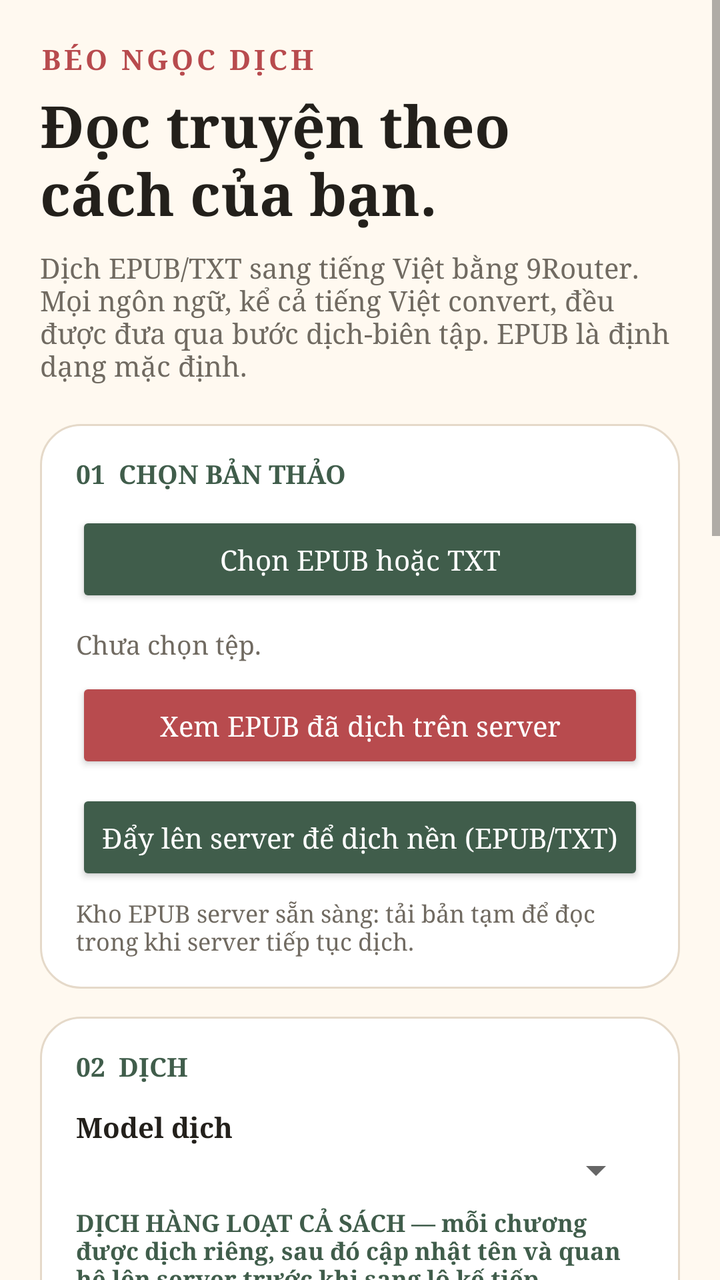
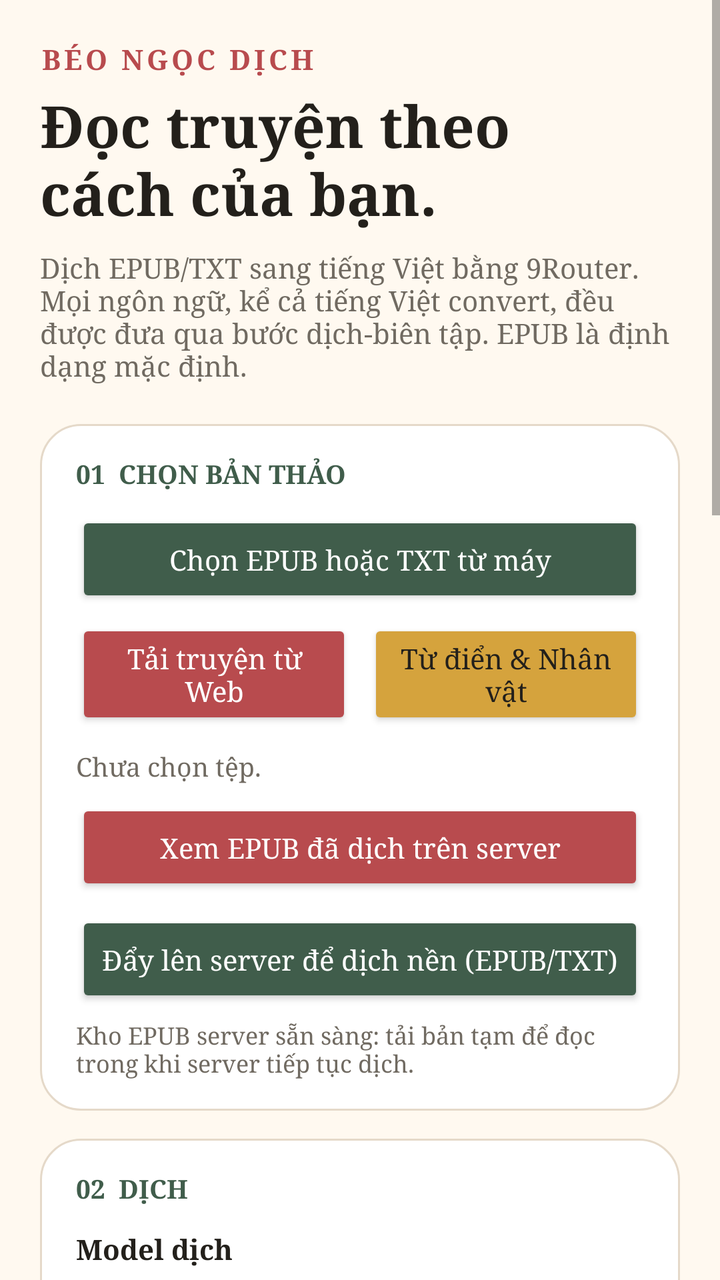

Before-and-after screenshots of an Android layout around one commit, followed by the original layout XML and the change that was made.
<!-- AndroidManifest.xml: application theme Theme.TruyenDich -->
<!-- res/layout/activity_main.xml -->
<?xml version="1.0" encoding="utf-8"?>
<ScrollView xmlns:android="http://schemas.android.com/apk/res/android"
    android:layout_width="match_parent"
    android:layout_height="match_parent"
    android:background="@color/cream"
    android:fillViewport="true">

    <LinearLayout
        android:layout_width="match_parent"
        android:layout_height="wrap_content"
        android:orientation="vertical"
        android:padding="20dp">

        <TextView
            android:layout_width="wrap_content"
            android:layout_height="wrap_content"
            android:fontFamily="serif"
            android:text="BÉO NGỌC DỊCH"
            android:textColor="@color/coral"
            android:textSize="14sp"
            android:textStyle="bold"
            android:letterSpacing="0.12" />

        <TextView
            android:layout_width="match_parent"
            android:layout_height="wrap_content"
            android:layout_marginTop="4dp"
            android:fontFamily="serif"
            android:text="Đọc truyện theo\ncách của bạn."
            android:textColor="@color/ink"
            android:textSize="29sp"
            android:textStyle="bold" />

        <TextView
            android:layout_width="match_parent"
            android:layout_height="wrap_content"
            android:layout_marginTop="8dp"
                android:text="Dịch EPUB/TXT sang tiếng Việt bằng 9Router. Mọi ngôn ngữ, kể cả tiếng Việt convert, đều được đưa qua bước dịch-biên tập. EPUB là định dạng mặc định."
            android:textColor="@color/muted"
            android:textSize="14sp" />

        <LinearLayout
            android:layout_width="match_parent"
            android:layout_height="wrap_content"
            android:layout_marginTop="20dp"
            android:background="@drawable/bg_card"
            android:orientation="vertical">

            <TextView
                android:layout_width="wrap_content"
                android:layout_height="wrap_content"
                android:text="01  CHỌN BẢN THẢO"
                android:textColor="@color/sage"
                android:textSize="13sp"
                android:textStyle="bold" />

            <Button
                android:id="@+id/selectFileButton"
                android:layout_width="match_parent"
                android:layout_height="wrap_content"
                android:layout_marginTop="10dp"
                android:backgroundTint="@color/sage"
                android:text="Chọn EPUB hoặc TXT"
                android:textAllCaps="false"
                android:textColor="@color/paper" />

            <TextView
                android:id="@+id/fileNameText"
                android:layout_width="match_parent"
                android:layout_height="wrap_content"
                android:layout_marginTop="10dp"
                android:text="Chưa chọn tệp."
                android:textColor="@color/muted"
                android:textSize="13sp" />

            <Button
                android:id="@+id/serverEpubButton"
                android:layout_width="match_parent"
                android:layout_height="wrap_content"
                android:layout_marginTop="8dp"
                android:backgroundTint="@color/coral"
                android:text="Xem EPUB đã dịch trên server"
                android:textAllCaps="false"
                android:textColor="@color/paper" />

            <Button
                android:id="@+id/uploadServerButton"
                android:layout_width="match_parent"
                android:layout_height="wrap_content"
                android:layout_marginTop="8dp"
                android:backgroundTint="@color/sage"
                android:text="Đẩy lên server để dịch nền (EPUB/TXT)"
                android:textAllCaps="false"
                android:textColor="@color/paper" />

            <TextView
                android:id="@+id/serverEpubText"
                android:layout_width="match_parent"
                android:layout_height="wrap_content"
                android:layout_marginTop="6dp"
                android:text="Kho EPUB server sẵn sàng: tải bản tạm để đọc trong khi server tiếp tục dịch."
                android:textColor="@color/muted"
                android:textSize="12sp" />
        </LinearLayout>

        <LinearLayout
            android:layout_width="match_parent"
            android:layout_height="wrap_content"
            android:layout_marginTop="14dp"
            android:background="@drawable/bg_card"
            android:orientation="vertical">

            <TextView
                android:layout_width="wrap_content"
                android:layout_height="wrap_content"
                android:text="02  DỊCH"
                android:textColor="@color/sage"
                android:textSize="13sp"
                android:textStyle="bold" />

            <TextView
                android:layout_width="wrap_content"
                android:layout_height="wrap_content"
                android:layout_marginTop="12dp"
                android:text="Model dịch"
                android:textColor="@color/ink"
                android:textStyle="bold" />

            <Spinner
                android:id="@+id/modelSpinner"
                android:layout_width="match_parent"
                android:layout_height="wrap_content" />

            <TextView
                android:layout_width="match_parent"
                android:layout_height="wrap_content"
                android:layout_marginTop="6dp"
                android:text="DỊCH HÀNG LOẠT CẢ SÁCH — mỗi chương được dịch riêng, sau đó cập nhật tên và quan hệ lên server trước khi sang lô kế tiếp."
                android:textColor="@color/sage"
                android:textSize="12sp"
                android:textStyle="bold" />

            <TextView
                android:layout_width="match_parent"
                android:layout_height="wrap_content"
                android:layout_marginTop="10dp"
                android:text="Mỗi lượt API tối đa 6.000 ký tự để giảm số request mà vẫn tránh bị cắt đầu ra. Một chương dài được ghép lại tự động sau khi dịch."
                android:textColor="@color/muted"
                android:textSize="13sp" />

            <TextView
                android:layout_width="wrap_content"
                android:layout_height="wrap_content"
                android:layout_marginTop="12dp"
                android:text="Phạm vi chương EPUB"
                android:textColor="@color/ink"
                android:textStyle="bold" />

            <LinearLayout
                android:layout_width="match_parent"
                android:layout_height="wrap_content"
                android:layout_marginTop="4dp"
                android:orientation="horizontal">

                <EditText
                    android:id="@+id/chapterStartInput"
                    android:layout_width="0dp"
                    android:layout_height="wrap_content"
                    android:layout_weight="1"
                    android:background="@drawable/bg_input"
                    android:hint="Từ chương (1)"
                    android:inputType="number"
                    android:textColor="@color/ink"
                    android:textColorHint="@color/muted" />

                <EditText
                    android:id="@+id/chapterEndInput"
                    android:layout_width="0dp"
                    android:layout_height="wrap_content"
                    android:layout_marginStart="8dp"
                    android:layout_weight="1"
                    android:background="@drawable/bg_input"
                    android:hint="Đến chương (trống = hết)"
                    android:inputType="number"
                    android:textColor="@color/ink"
                    android:textColorHint="@color/muted" />
            </LinearLayout>

            <TextView
                android:layout_width="match_parent"
                android:layout_height="wrap_content"
                android:layout_marginTop="4dp"
                android:text="Đánh số theo thứ tự mục lục EPUB, tính cả chương đầu và chương cuối. TXT luôn dịch toàn bộ tệp."
                android:textColor="@color/muted"
                android:textSize="12sp" />

            <TextView
                android:layout_width="wrap_content"
                android:layout_height="wrap_content"
                android:layout_marginTop="8dp"
                android:text="Số luồng 9Router"
                android:textColor="@color/ink"
                android:textStyle="bold" />

            <EditText
                android:id="@+id/concurrencyInput"
                android:layout_width="match_parent"
                android:layout_height="wrap_content"
                android:background="@drawable/bg_input"
                android:inputType="number"
                android:text="10"
                android:textColor="@color/ink" />

            <TextView
                android:layout_width="match_parent"
                android:layout_height="wrap_content"
                android:layout_marginTop="4dp"
                android:text="Mặc định 10 luồng. Có thể chọn từ 1 đến 50 luồng; chỉ nên tăng khi key 9Router có quota cao."
                android:textColor="@color/muted"
                android:textSize="12sp" />

            <TextView
                android:layout_width="wrap_content"
                android:layout_height="wrap_content"
                android:layout_marginTop="12dp"
                android:text="Thể loại"
                android:textColor="@color/ink"
                android:textStyle="bold" />

            <Spinner
                android:id="@+id/genreSpinner"
                android:layout_width="match_parent"
                android:layout_height="wrap_content" />

            <EditText
                android:id="@+id/styleNotesInput"
                android:layout_width="match_parent"
                android:layout_height="wrap_content"
                android:layout_marginTop="8dp"
                android:background="@drawable/bg_input"
                android:gravity="top"
                android:hint="Ghi chú phong cách (không bắt buộc)"
                android:inputType="textMultiLine|textCapSentences"
                android:maxLines="4"
                android:textColor="@color/ink"
                android:textColorHint="@color/muted" />

            <EditText
                android:id="@+id/glossaryInput"
                android:layout_width="match_parent"
                android:layout_height="wrap_content"
                android:layout_marginTop="8dp"
                android:background="@drawable/bg_input"
                android:gravity="top"
                android:hint="Từ điển khóa tên: gốc = tên muốn giữ"
                android:inputType="textMultiLine"
                android:maxLines="4"
                android:textColor="@color/ink"
                android:textColorHint="@color/muted" />
        </LinearLayout>

        <LinearLayout
            android:layout_width="match_parent"
            android:layout_height="wrap_content"
            android:layout_marginTop="14dp"
            android:background="@drawable/bg_card"
            android:orientation="vertical">

            <TextView
                android:layout_width="wrap_content"
                android:layout_height="wrap_content"
                android:text="03  KẾT NỐI"
                android:textColor="@color/sage"
                android:textSize="13sp"
                android:textStyle="bold" />

            <EditText
                android:id="@+id/apiKeyInput"
                android:layout_width="match_parent"
                android:layout_height="wrap_content"
                android:layout_marginTop="10dp"
                android:autofillHints="password"
                android:background="@drawable/bg_input"
                android:hint="9Router API key (bắt buộc)"
                android:inputType="textPassword"
                android:textColor="@color/ink"
                android:textColorHint="@color/muted"
                android:visibility="gone" />

            <EditText
                android:id="@+id/routerEndpointInput"
                android:layout_width="match_parent"
                android:layout_height="wrap_content"
                android:layout_marginTop="8dp"
                android:background="@drawable/bg_input"
                android:hint="Endpoint 9Router"
                android:inputType="textUri"
                android:textColor="@color/ink" />

            <CheckBox
                android:id="@+id/syncEnabledCheck"
                android:layout_width="match_parent"
                android:layout_height="wrap_content"
                android:layout_marginTop="8dp"
                android:checked="true"
                android:text="Tự đồng bộ bản gốc và bản dịch lên server"
                android:textColor="@color/ink" />

            <TextView
                android:layout_width="match_parent"
                android:layout_height="wrap_content"
                android:text="Tự thử Tailscale trước, sau đó Funnel. Nếu server yêu cầu xác thực, nhập khóa server trong phần Cài đặt nâng cao."
                android:textColor="@color/muted"
                android:textSize="12sp" />

            <Button
                android:id="@+id/advancedButton"
                android:layout_width="wrap_content"
                android:layout_height="wrap_content"
                android:layout_marginTop="4dp"
                android:backgroundTint="@color/cream"
                android:text="Cài đặt nâng cao"
                android:textAllCaps="false"
                android:textColor="@color/sage" />

            <LinearLayout
                android:id="@+id/advancedPanel"
                android:layout_width="match_parent"
                android:layout_height="wrap_content"
                android:orientation="vertical"
                android:visibility="gone">

                <EditText
                    android:id="@+id/tailscaleUrlInput"
                    android:layout_width="match_parent"
                    android:layout_height="wrap_content"
                    android:layout_marginTop="4dp"
                    android:background="@drawable/bg_input"
                    android:hint="URL Tailscale"
                    android:inputType="textUri"
                    android:textColor="@color/ink" />

                <EditText
                    android:id="@+id/funnelUrlInput"
                    android:layout_width="match_parent"
                    android:layout_height="wrap_content"
                    android:layout_marginTop="8dp"
                    android:background="@drawable/bg_input"
                    android:hint="URL Funnel"
                    android:inputType="textUri"
                    android:textColor="@color/ink" />

                <EditText
                    android:id="@+id/serverKeyInput"
                    android:layout_width="match_parent"
                    android:layout_height="wrap_content"
                    android:layout_marginTop="8dp"
                    android:background="@drawable/bg_input"
                    android:hint="Khóa server (chỉ khi server yêu cầu)"
                    android:visibility="gone"
                    android:inputType="textPassword"
                    android:textColor="@color/ink" />

                <EditText
                    android:id="@+id/vbookBookIdInput"
                    android:layout_width="match_parent"
                    android:layout_height="wrap_content"
                    android:layout_marginTop="8dp"
                    android:background="@drawable/bg_input"
                    android:hint="Mã truyện VBook (để dùng chung cache, tùy chọn)"
                    android:inputType="text"
                    android:textColor="@color/ink" />

                <EditText
                    android:id="@+id/vbookSourceInput"
                    android:layout_width="match_parent"
                    android:layout_height="wrap_content"
                    android:layout_marginTop="8dp"
                    android:background="@drawable/bg_input"
                    android:hint="Nguồn truyện VBook (để dùng chung cache, tùy chọn)"
                    android:inputType="text"
                    android:textColor="@color/ink" />

                <TextView
                    android:layout_width="match_parent"
                    android:layout_height="wrap_content"
                    android:layout_marginTop="6dp"
                    android:text="Nhập đồng thời Mã truyện và Nguồn đúng như VBook để ghi cache V23 dùng chung. Nội dung chương và thiết lập dịch cũng phải trùng khớp."
                    android:textColor="@color/muted"
                    android:textSize="12sp" />
            </LinearLayout>
        </LinearLayout>

        <Button
            android:id="@+id/translateButton"
            android:layout_width="match_parent"
            android:layout_height="54dp"
            android:layout_marginTop="20dp"
            android:backgroundTint="@color/coral"
            android:text="Dịch hàng loạt và tạo EPUB"
            android:textAllCaps="false"
            android:textColor="@color/paper"
            android:textSize="17sp"
            android:textStyle="bold" />

        <Button
            android:id="@+id/cancelButton"
            android:layout_width="match_parent"
            android:layout_height="wrap_content"
            android:layout_marginTop="4dp"
            android:backgroundTint="@color/cream"
            android:text="Hủy tác vụ"
            android:textAllCaps="false"
            android:textColor="@color/coral"
            android:visibility="gone" />

        <Button
            android:id="@+id/pauseExportButton"
            android:layout_width="match_parent"
            android:layout_height="wrap_content"
            android:layout_marginTop="4dp"
            android:backgroundTint="@color/sage"
            android:text="Tạm dừng và xuất EPUB tạm"
            android:textAllCaps="false"
            android:textColor="@color/paper"
            android:visibility="gone" />

        <ProgressBar
            android:id="@+id/progressBar"
            style="?android:attr/progressBarStyleHorizontal"
            android:layout_width="match_parent"
            android:layout_height="wrap_content"
            android:layout_marginTop="10dp"
            android:max="100"
            android:progressTint="@color/coral"
            android:visibility="gone" />

        <TextView
            android:id="@+id/statusText"
            android:layout_width="match_parent"
            android:layout_height="wrap_content"
            android:layout_marginTop="8dp"
            android:paddingBottom="12dp"
            android:text="Sẵn sàng. Các khóa được lưu mã hóa trong Android Keystore."
            android:textColor="@color/muted"
            android:textSize="13sp" />
    </LinearLayout>
</ScrollView>
<!-- resources referenced by this layout -->
<resources>
  <color name="coral">#B84B4E</color>
  <color name="cream">#FFF9F0</color>
  <color name="ink">#23201B</color>
  <color name="muted">#706A61</color>
  <color name="paper">#FFFFFF</color>
  <color name="sage">#405D4B</color>
  <!-- drawable bg_card (drawable) -->
  <shape xmlns:android="http://schemas.android.com/apk/res/android" android:shape="rectangle">
      <solid android:color="@color/paper" />
      <corners android:radius="20dp" />
      <stroke android:width="1dp" android:color="#E5D9C9" />
      <padding android:left="18dp" android:top="16dp" android:right="18dp" android:bottom="16dp" />
  </shape>
  <!-- drawable bg_input (drawable) -->
  <shape xmlns:android="http://schemas.android.com/apk/res/android" android:shape="rectangle">
      <solid android:color="@color/paper" />
      <corners android:radius="12dp" />
      <stroke android:width="1dp" android:color="#D6CCC0" />
      <padding android:left="12dp" android:top="6dp" android:right="12dp" android:bottom="6dp" />
  </shape>
  <style name="Theme.TruyenDich" parent="Theme.AppCompat.Light.NoActionBar">
          <item name="android:fontFamily">serif</item>
          <item name="android:colorAccent">@color/coral</item>
          <item name="android:navigationBarColor">@color/ink</item>
          <item name="android:statusBarColor">@color/ink</item>
          <item name="android:windowLightStatusBar">false</item>
          <item name="android:windowActionModeOverlay">true</item>
      </style>
</resources>

<!-- the commit's change to res/layout/activity_main.xml (unified diff, before → after) -->
@@ -60,9 +60,37 @@
                 android:layout_height="wrap_content"
                 android:layout_marginTop="10dp"
                 android:backgroundTint="@color/sage"
-                android:text="Chọn EPUB hoặc TXT"
+                android:text="Chọn EPUB hoặc TXT từ máy"
                 android:textAllCaps="false"
                 android:textColor="@color/paper" />
+
+            <LinearLayout
+                android:layout_width="match_parent"
+                android:layout_height="wrap_content"
+                android:layout_marginTop="6dp"
+                android:orientation="horizontal">
+
+                <Button
+                    android:id="@+id/crawlWebButton"
+                    android:layout_width="0dp"
+                    android:layout_height="wrap_content"
+                    android:layout_weight="1"
+                    android:backgroundTint="@color/coral"
+                    android:text="Tải truyện từ Web"
+                    android:textAllCaps="false"
+                    android:textColor="@color/paper" />
+
+                <Button
+                    android:id="@+id/glossaryButton"
+                    android:layout_width="0dp"
+                    android:layout_height="wrap_content"
+                    android:layout_marginStart="8dp"
+                    android:layout_weight="1"
+                    android:backgroundTint="@color/gold"
+                    android:text="Từ điển &amp; Nhân vật"
+                    android:textAllCaps="false"
+                    android:textColor="@color/ink" />
+            </LinearLayout>
 
             <TextView
                 android:id="@+id/fileNameText"
<!-- resource entries referenced after the edit -->
@@ -2,6 +2,7 @@
 <resources>
   <color name="coral">#B84B4E</color>
   <color name="cream">#FFF9F0</color>
+  <color name="gold">#D5A33D</color>
   <color name="ink">#23201B</color>
   <color name="muted">#706A61</color>
   <color name="paper">#FFFFFF</color>
